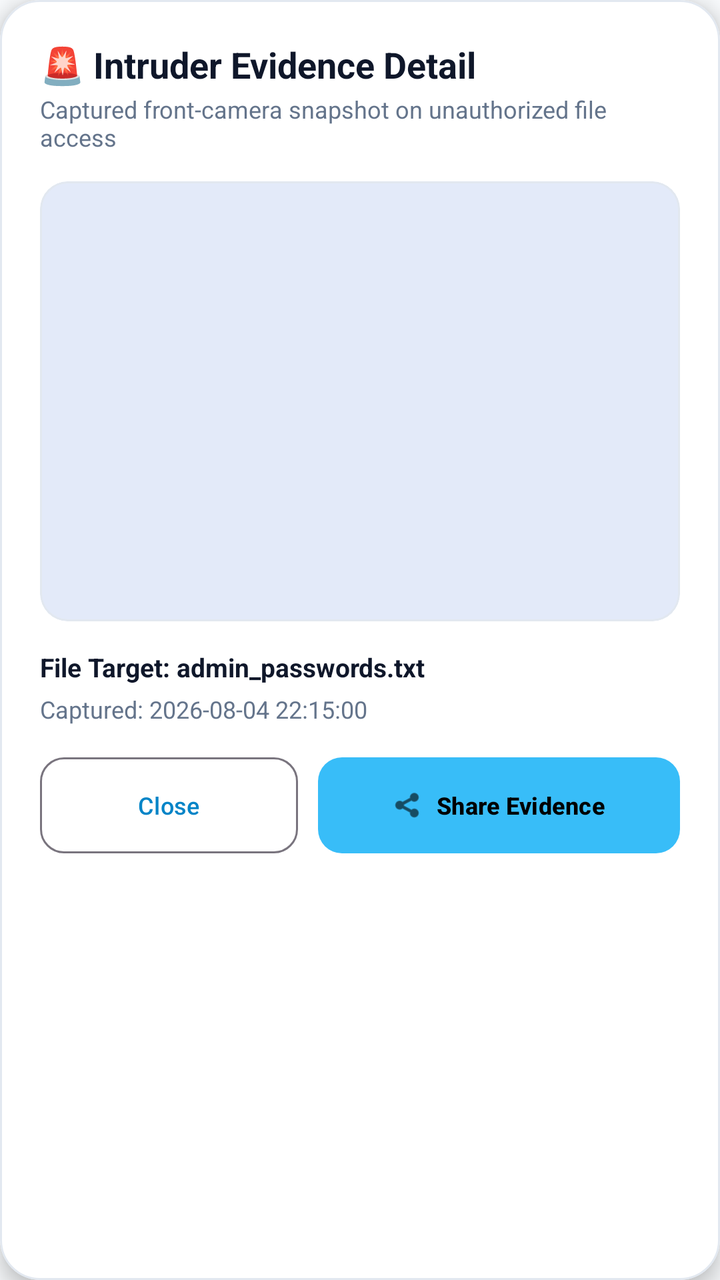
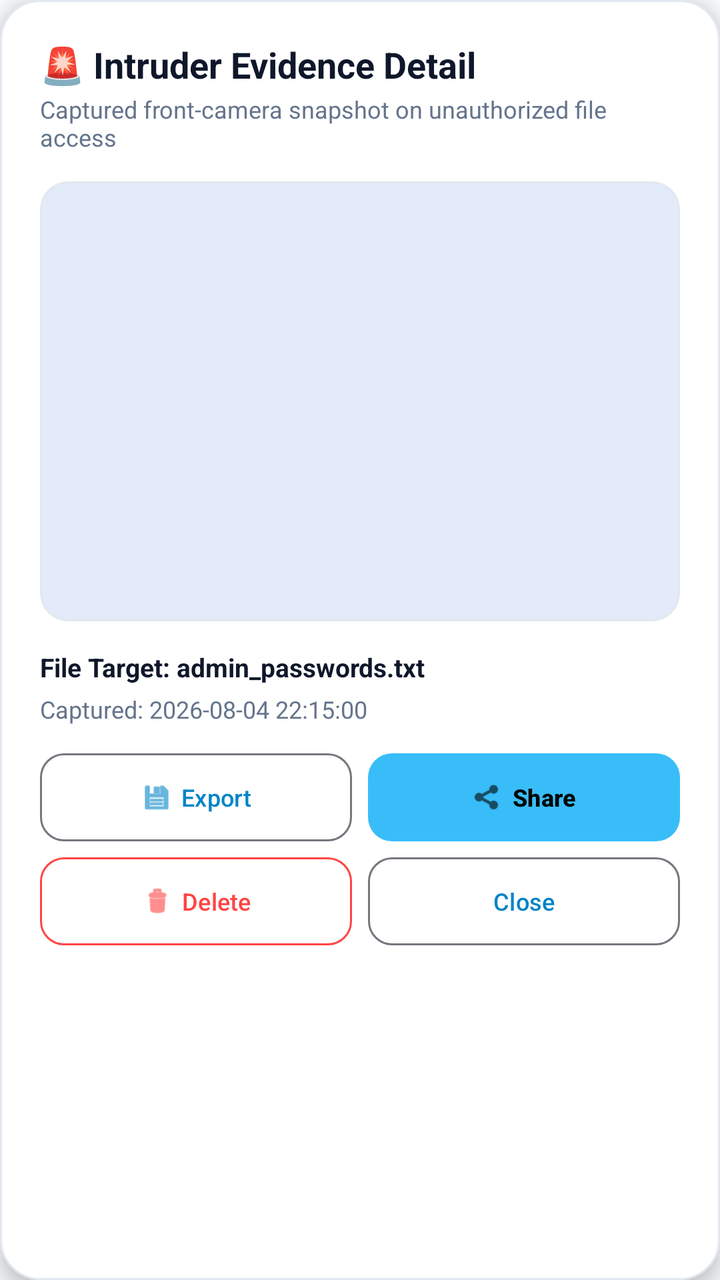

An Android layout rendered at two revisions. The XML below is the earlier revision; the diff shows what the commit changed to produce the second picture.
<!-- AndroidManifest.xml: application theme Theme.HoneyfileSecurity -->
<!-- res/layout/dialog_photo_detail.xml -->
<?xml version="1.0" encoding="utf-8"?>
<com.google.android.material.card.MaterialCardView xmlns:android="http://schemas.android.com/apk/res/android"
    xmlns:app="http://schemas.android.com/apk/res-auto"
    android:layout_width="match_parent"
    android:layout_height="wrap_content"
    android:layout_margin="16dp"
    app:cardBackgroundColor="?attr/appCardColor"
    app:cardCornerRadius="20dp"
    app:cardElevation="6dp"
    app:strokeColor="?attr/appCardStrokeColor"
    app:strokeWidth="1dp">

    <LinearLayout
        android:layout_width="match_parent"
        android:layout_height="wrap_content"
        android:orientation="vertical"
        android:padding="20dp">

        <TextView
            android:layout_width="wrap_content"
            android:layout_height="wrap_content"
            android:text="🚨 Intruder Evidence Detail"
            android:textColor="?attr/appTextColorPrimary"
            android:textSize="18sp"
            android:textStyle="bold" />

        <TextView
            android:id="@+id/tvDetailSubtitle"
            android:layout_width="wrap_content"
            android:layout_height="wrap_content"
            android:text="Captured front-camera snapshot on unauthorized file access"
            android:textColor="?attr/appTextColorSecondary"
            android:textSize="12sp"
            android:layout_marginTop="2dp"
            android:layout_marginBottom="14dp" />

        <com.google.android.material.card.MaterialCardView
            android:layout_width="match_parent"
            android:layout_height="220dp"
            app:cardCornerRadius="14dp"
            app:cardElevation="0dp"
            app:strokeColor="?attr/appCardStrokeColor"
            app:strokeWidth="1dp"
            android:layout_marginBottom="14dp">

            <ImageView
                android:id="@+id/ivDetailPhoto"
                android:layout_width="match_parent"
                android:layout_height="match_parent"
                android:scaleType="centerCrop"
                android:contentDescription="Intruder Photo Preview" />

        </com.google.android.material.card.MaterialCardView>

        <TextView
            android:id="@+id/tvDetailFileName"
            android:layout_width="wrap_content"
            android:layout_height="wrap_content"
            android:text="File Target: admin_passwords.txt"
            android:textColor="?attr/appTextColorPrimary"
            android:textSize="13sp"
            android:textStyle="bold" />

        <TextView
            android:id="@+id/tvDetailTimestamp"
            android:layout_width="wrap_content"
            android:layout_height="wrap_content"
            android:text="Captured: 2026-08-04 22:15:00"
            android:textColor="?attr/appTextColorSecondary"
            android:textSize="12sp"
            android:layout_marginTop="4dp"
            android:layout_marginBottom="16dp" />

        <LinearLayout
            android:layout_width="match_parent"
            android:layout_height="wrap_content"
            android:orientation="horizontal"
            android:gravity="center_vertical">

            <com.google.android.material.button.MaterialButton
                android:id="@+id/btnCloseDetail"
                style="@style/Widget.Material3.Button.OutlinedButton"
                android:layout_width="0dp"
                android:layout_height="48dp"
                android:layout_weight="1"
                android:text="Close"
                android:textSize="12sp"
                android:insetTop="0dp"
                android:insetBottom="0dp"
                app:cornerRadius="12dp" />

            <com.google.android.material.button.MaterialButton
                android:id="@+id/btnShareEvidence"
                android:layout_width="0dp"
                android:layout_height="48dp"
                android:layout_weight="1.4"
                android:layout_marginStart="10dp"
                android:text="Share Evidence"
                android:textColor="@color/black"
                android:textSize="12sp"
                android:textStyle="bold"
                android:singleLine="true"
                android:maxLines="1"
                android:insetTop="0dp"
                android:insetBottom="0dp"
                app:icon="@android:drawable/ic_menu_share"
                app:iconTint="@color/black"
                app:iconSize="16dp"
                app:iconGravity="textStart"
                app:iconPadding="6dp"
                app:backgroundTint="@color/primary_accent"
                app:cornerRadius="12dp" />

        </LinearLayout>

    </LinearLayout>

</com.google.android.material.card.MaterialCardView>
<!-- resources referenced by this layout -->
<resources>
  <color name="black">#FF000000</color>
  <color name="primary_accent">#38BDF8</color>
  <style name="Theme.HoneyfileSecurity" parent="Theme.Material3.DayNight.NoActionBar">
          <item name="colorPrimary">@color/primary_accent_light</item>
          <item name="colorOnPrimary">@color/white</item>
          <item name="colorSecondary">@color/teal_700</item>
          <item name="android:statusBarColor">@color/light_bg</item>
          <item name="android:windowBackground">@color/light_bg</item>
  
          
          <item name="appBackgroundColor">@color/light_bg</item>
          <item name="appCardColor">@color/light_card_bg</item>
          <item name="appCardStrokeColor">@color/light_card_stroke</item>
          <item name="appTextColorPrimary">@color/light_text_primary</item>
          <item name="appTextColorSecondary">@color/light_text_secondary</item>
      </style>
  <color name="primary_accent_light">#0284C7</color>
  <color name="white">#FFFFFFFF</color>
  <color name="teal_700">#FF018786</color>
  <color name="light_bg">#F8FAFC</color>
  <color name="light_card_bg">#FFFFFF</color>
  <color name="light_card_stroke">#E2E8F0</color>
  <color name="light_text_primary">#0F172A</color>
  <color name="light_text_secondary">#64748B</color>
</resources>

<!-- the commit's change to res/layout/dialog_photo_detail.xml (unified diff, before → after) -->
@@ -69,8 +69,55 @@
             android:textColor="?attr/appTextColorSecondary"
             android:textSize="12sp"
             android:layout_marginTop="4dp"
-            android:layout_marginBottom="16dp" />
+            android:layout_marginBottom="14dp" />
 
+        
+        <LinearLayout
+            android:layout_width="match_parent"
+            android:layout_height="wrap_content"
+            android:orientation="horizontal"
+            android:layout_marginBottom="8dp"
+            android:gravity="center_vertical">
+
+            <com.google.android.material.button.MaterialButton
+                android:id="@+id/btnExportPhoto"
+                style="@style/Widget.Material3.Button.OutlinedButton"
+                android:layout_width="0dp"
+                android:layout_height="44dp"
+                android:layout_weight="1"
+                android:text="Export"
+                android:textSize="12sp"
+                android:insetTop="0dp"
+                android:insetBottom="0dp"
+                app:icon="@android:drawable/ic_menu_save"
+                app:iconSize="16dp"
+                app:iconGravity="textStart"
+                app:iconPadding="4dp"
+                app:cornerRadius="12dp" />
+
+            <com.google.android.material.button.MaterialButton
+                android:id="@+id/btnShareEvidence"
+                android:layout_width="0dp"
+                android:layout_height="44dp"
+                android:layout_weight="1"
+                android:layout_marginStart="8dp"
+                android:text="Share"
+                android:textColor="@color/black"
+                android:textSize="12sp"
+                android:textStyle="bold"
+                android:insetTop="0dp"
+                android:insetBottom="0dp"
+                app:icon="@android:drawable/ic_menu_share"
+                app:iconTint="@color/black"
+                app:iconSize="16dp"
+                app:iconGravity="textStart"
+                app:iconPadding="4dp"
+                app:backgroundTint="@color/primary_accent"
+                app:cornerRadius="12dp" />
+
+        </LinearLayout>
+
+        
         <LinearLayout
             android:layout_width="match_parent"
             android:layout_height="wrap_content"
@@ -78,37 +125,35 @@
             android:gravity="center_vertical">
 
             <com.google.android.material.button.MaterialButton
+                android:id="@+id/btnDeletePhoto"
+                style="@style/Widget.Material3.Button.OutlinedButton"
+                android:layout_width="0dp"
+                android:layout_height="44dp"
+                android:layout_weight="1"
+                android:text="Delete"
+                android:textColor="#FF4444"
+                android:textSize="12sp"
+                app:strokeColor="#FF4444"
+                android:insetTop="0dp"
+                android:insetBottom="0dp"
+                app:icon="@android:drawable/ic_menu_delete"
+                app:iconTint="#FF4444"
+                app:iconSize="16dp"
+                app:iconGravity="textStart"
+                app:iconPadding="4dp"
+                app:cornerRadius="12dp" />
+
+            <com.google.android.material.button.MaterialButton
                 android:id="@+id/btnCloseDetail"
                 style="@style/Widget.Material3.Button.OutlinedButton"
                 android:layout_width="0dp"
-                android:layout_height="48dp"
+                android:layout_height="44dp"
                 android:layout_weight="1"
+                android:layout_marginStart="8dp"
                 android:text="Close"
                 android:textSize="12sp"
                 android:insetTop="0dp"
                 android:insetBottom="0dp"
-                app:cornerRadius="12dp" />
-
-            <com.google.android.material.button.MaterialButton
-                android:id="@+id/btnShareEvidence"
-                android:layout_width="0dp"
-                android:layout_height="48dp"
-                android:layout_weight="1.4"
-                android:layout_marginStart="10dp"
-                android:text="Share Evidence"
-                android:textColor="@color/black"
-                android:textSize="12sp"
-                android:textStyle="bold"
-                android:singleLine="true"
-                android:maxLines="1"
-                android:insetTop="0dp"
-                android:insetBottom="0dp"
-                app:icon="@android:drawable/ic_menu_share"
-                app:iconTint="@color/black"
-                app:iconSize="16dp"
-                app:iconGravity="textStart"
-                app:iconPadding="6dp"
-                app:backgroundTint="@color/primary_accent"
                 app:cornerRadius="12dp" />
 
         </LinearLayout>
